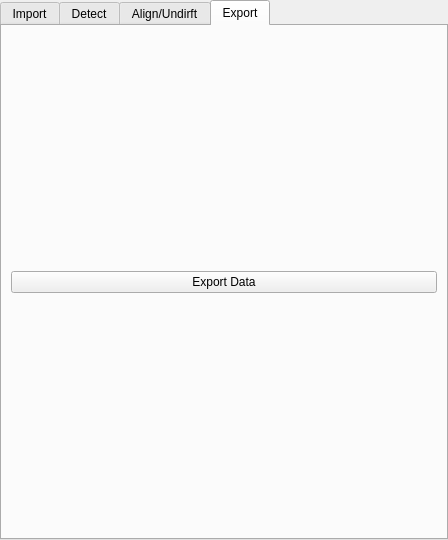
First picture: the form in src/napari_gapseq2/widget_ui.ui, repository piedrro/napari-GapSeq2, before the edit.
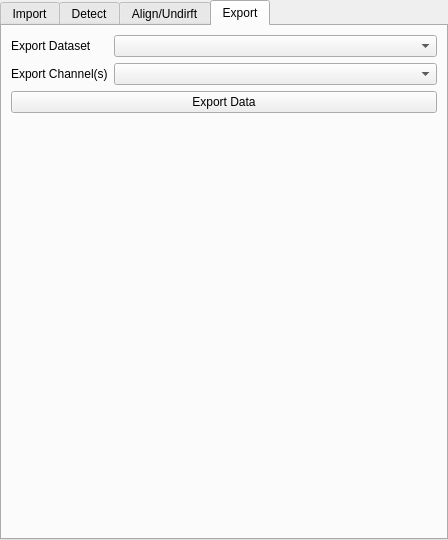
Second picture: the form after the edit. The open tabs and pages were chosen to show the change.

Commit message: added export functions

What changed in the file:
```diff
--- a/src/napari_gapseq2/widget_ui.ui
+++ b/src/napari_gapseq2/widget_ui.ui
@@ -511,6 +511,30 @@
     <string>Export</string>
    </attribute>
    <layout class="QVBoxLayout" name="verticalLayout_4">
+    <item>
+     <layout class="QFormLayout" name="formLayout_5">
+      <item row="0" column="0">
+       <widget class="QLabel" name="label_15">
+        <property name="text">
+         <string>Export Dataset</string>
+        </property>
+       </widget>
+      </item>
+      <item row="0" column="1">
+       <widget class="QComboBox" name="export_dataset"/>
+      </item>
+      <item row="1" column="0">
+       <widget class="QLabel" name="label_16">
+        <property name="text">
+         <string>Export Channel(s)</string>
+        </property>
+       </widget>
+      </item>
+      <item row="1" column="1">
+       <widget class="QComboBox" name="export_channel"/>
+      </item>
+     </layout>
+    </item>
     <item>
      <widget class="QPushButton" name="gapseq_export_data">
       <property name="text">
@@ -518,6 +542,19 @@
       </property>
      </widget>
     </item>
+    <item>
+     <spacer name="verticalSpacer_6">
+      <property name="orientation">
+       <enum>Qt::Vertical</enum>
+      </property>
+      <property name="sizeHint" stdset="0">
+       <size>
+        <width>20</width>
+        <height>40</height>
+       </size>
+      </property>
+     </spacer>
+    </item>
    </layout>
   </widget>
  </widget>
```
The commit also changes 6 other files.
